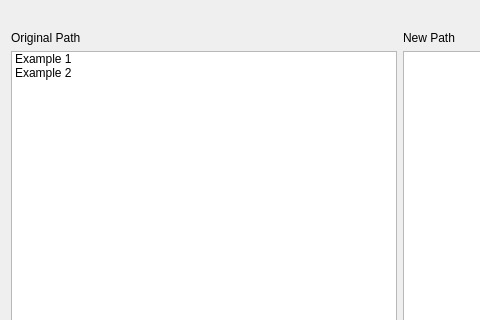
This is fyler/assets/ui/mainwindow.ui in Musi13/fyler as Qt 5 draws it before an edit; both pictures show x 0 to 480 and y 0 to 320 of the 800 by 600 pixel window. The edited form follows.
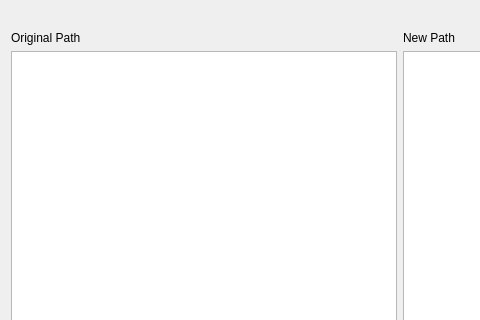
This is the edited form.

Patch:
```diff
--- a/fyler/assets/ui/mainwindow.ui
+++ b/fyler/assets/ui/mainwindow.ui
@@ -40,18 +40,7 @@
       </widget>
      </item>
      <item row="1" column="0">
-      <widget class="QListWidget" name="sourceList">
-       <item>
-        <property name="text">
-         <string>Example 1</string>
-        </property>
-       </item>
-       <item>
-        <property name="text">
-         <string>Example 2</string>
-        </property>
-       </item>
-      </widget>
+      <widget class="QListWidget" name="sourceList"/>
      </item>
      <item row="2" column="0">
       <layout class="QGridLayout" name="leftGrid">
```
